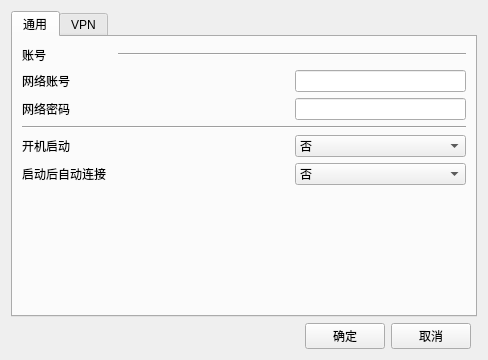
Above: settingwindow/settingwindow.ui from Mythologyli/ZJU-Connect-for-Windows before the change. Below: the same form after it.
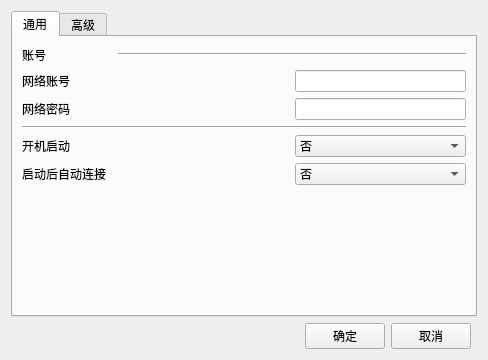
That is the form after the change.

Patch:
```diff
--- a/settingwindow/settingwindow.ui
+++ b/settingwindow/settingwindow.ui
@@ -167,7 +167,7 @@
      </widget>
      <widget class="QWidget" name="zjuConnectTab">
       <attribute name="title">
-       <string>VPN</string>
+       <string>高级</string>
       </attribute>
       <layout class="QGridLayout" name="gridLayout_3">
        <item row="1" column="0">
```
Left out of the diff: 2 changed lines with no effect on the pictures.
